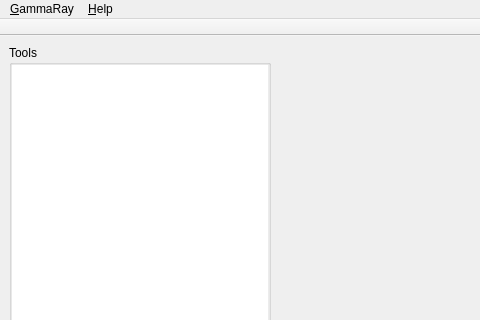
This is mainwindow.ui in KDAB/GammaRay as Qt 5 draws it before an edit; both pictures show x 0 to 480 and y 0 to 320 of the 829 by 600 pixel window. The edited form follows.
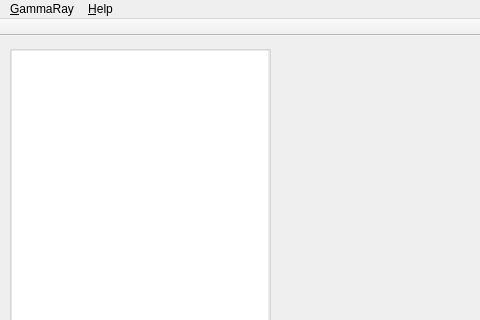
This is the edited form. Icons and pictures are not drawn. Custom widgets are drawn as their Qt base class.

Commit message: Remove the "Tools" title, in the group box, not needed.

The edit to the form file:
```diff
--- a/mainwindow.ui
+++ b/mainwindow.ui
@@ -18,7 +18,7 @@
     <item>
      <widget class="QGroupBox" name="groupBox">
       <property name="title">
-       <string>Tools</string>
+       <string/>
       </property>
       <layout class="QVBoxLayout" name="verticalLayout">
        <property name="margin">
```
